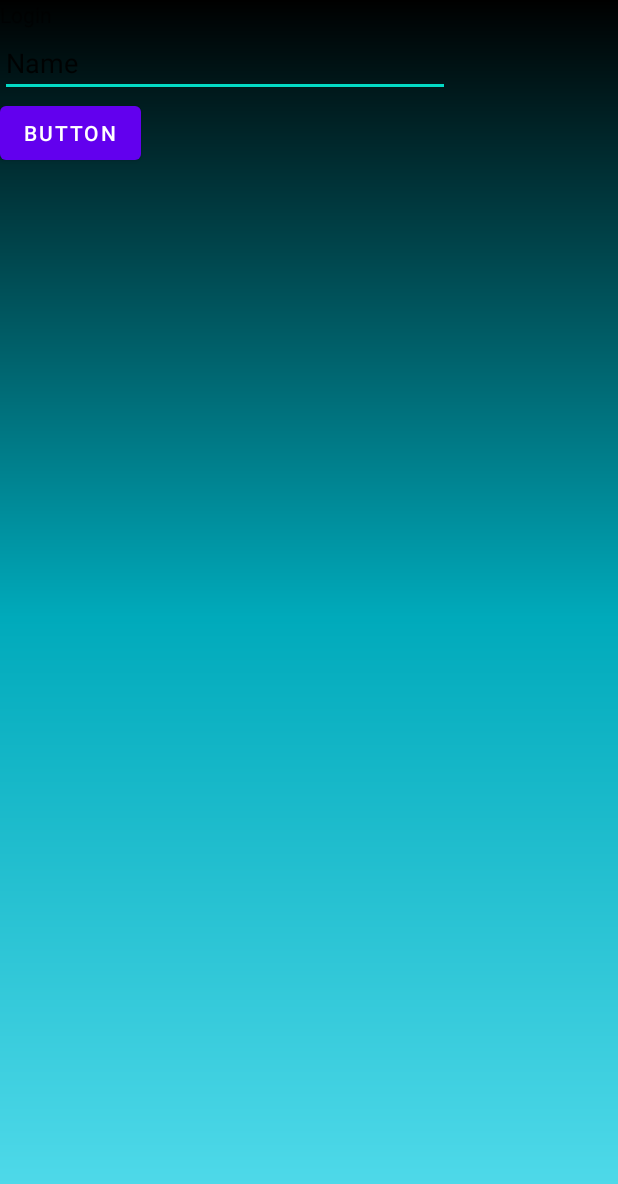
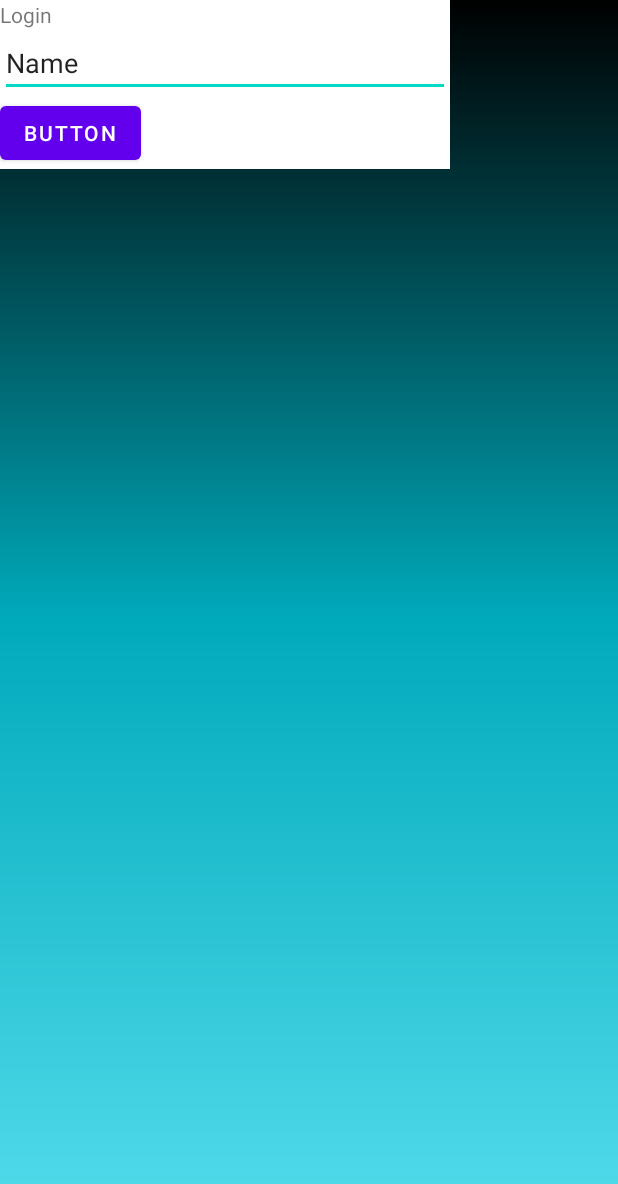
Before and after one commit to narayanaagung/AplikasiPelaporanRapat, an Android app: the layout fragment_login.xml on its own in the app's theme, with its tools: preview values and no code run, on a phone screen of 412 x 824 dp. Shown: the top 1184 px of the screen. Run offline under Robolectric (Android 15) with nearby library versions, the phone set to English and light mode, and no system bars.

Commit message:
layout login

```diff
--- a/app/src/main/res/layout/fragment_login.xml
+++ b/app/src/main/res/layout/fragment_login.xml
@@ -7,9 +7,10 @@
     android:background="@drawable/gradient">
 
     <LinearLayout
-    android:layout_width="300dp"
-    android:layout_height="wrap_content"
-    android:orientation="vertical">
+        android:layout_width="300dp"
+        android:layout_height="wrap_content"
+        android:orientation="vertical"
+        android:background="@color/white">
     <TextView
         android:id="@+id/textView"
         android:layout_width="wrap_content"
```
